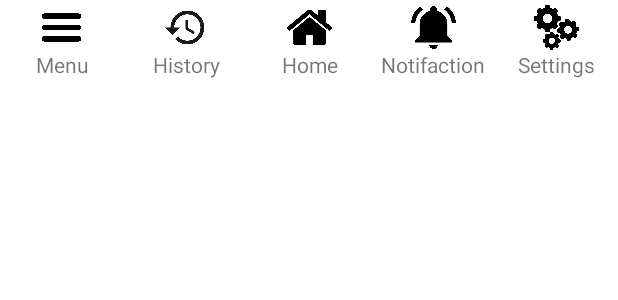
After one commit to tvp-github/cq2017_32_20_doan, an Android app: the layout menubar.xml on its own in the app's theme, with its tools: preview values and no code run, on a phone screen of 412 x 824 dp. The commit adds this screen. Shown: the top 300 px of the screen. Run offline under Robolectric (Android 15) with nearby library versions, the phone set to English and light mode, and no system bars.

Commit message:
+ add menubar and settings view

```diff
--- a/app/build.gradle
+++ b/app/build.gradle
@@ -43,4 +43,6 @@ dependencies {
     //Okhttp
     implementation 'com.squareup.okhttp:okhttp:2.5.0'
     implementation 'com.google.android.material:material:1.0.0'
+    //Circle image
+    implementation 'de.hdodenhof:circleimageview:2.1.0'
 }
--- a/app/src/main/res/layout/create_tour.xml
+++ b/app/src/main/res/layout/create_tour.xml
@@ -236,6 +236,6 @@
         android:textColor="@color/textColorPrimary"
         android:background="@drawable/style_btn_create_tour"/>
 
+</RelativeLayout>
 
-</RelativeLayout>
 </ScrollView>
--- /dev/null
+++ b/app/src/main/res/layout/menubar.xml
@@ -0,0 +1,115 @@
+<?xml version="1.0" encoding="utf-8"?>
+<LinearLayout xmlns:android="http://schemas.android.com/apk/res/android"
+    android:orientation="vertical" android:layout_width="match_parent"
+    android:layout_height="match_parent">
+    <LinearLayout
+        android:layout_width="match_parent"
+        android:layout_height="wrap_content"
+        android:layout_weight="1"
+        android:orientation="horizontal"
+        android:background="#FFFFFF"
+        android:layout_gravity="bottom"
+        android:paddingTop="3dp">
+
+        <LinearLayout
+            android:layout_width="match_parent"
+            android:layout_height="50dp"
+            android:layout_weight="1"
+            android:orientation="vertical">
+
+            <ImageButton
+                android:id="@+id/btnMenu"
+                android:layout_width="30dp"
+                android:layout_height="30dp"
+                android:layout_gravity="center_horizontal"
+                android:background="@drawable/menu" />
+
+            <TextView
+                android:layout_width="match_parent"
+                android:layout_height="wrap_content"
+                android:gravity="center"
+                android:text="Menu" />
+        </LinearLayout>
+
+        <LinearLayout
+            android:layout_width="match_parent"
+            android:layout_height="50dp"
+            android:orientation="vertical"
+            android:layout_weight="1">
+
+            <ImageButton
+                android:id="@+id/btnHistory"
+                android:layout_width="30dp"
+                android:layout_height="30dp"
+                android:layout_gravity="center_horizontal"
+                android:background="@drawable/history" />
+
+            <TextView
+                android:layout_width="match_parent"
+                android:layout_height="wrap_content"
+                android:text="History"
+                android:gravity="center"/>
+        </LinearLayout>
+
+        <LinearLayout
+            android:layout_width="match_parent"
+            android:layout_height="50dp"
+            android:orientation="vertical"
+            android:layout_weight="1">
+
+            <ImageButton
+                android:id="@+id/btnHome"
+                android:layout_width="30dp"
+                android:layout_height="30dp"
+                android:layout_gravity="center_horizontal"
+                android:background="@drawable/home_listtour"/>
+
+            <TextView
+                android:layout_width="match_parent"
+                android:layout_height="wrap_content"
+                android:text="Home"
+                android:gravity="center"/>
+        </LinearLayout>
+
+        <LinearLayout
+            android:layout_width="match_parent"
+            android:layout_height="50dp"
+            android:layout_weight="1"
+            android:orientation="vertical">
+
+            <ImageButton
+                android:id="@+id/btnNoti"
+                android:layout_width="30dp"
+                android:layout_height="30dp"
+                android:layout_gravity="center_horizontal"
+                android:background="@drawable/notification"/>
+
+            <TextView
+                android:layout_width="match_parent"
+                android:layout_height="wrap_content"
+                android:gravity="center"
+                android:text="Notifaction" />
+        </LinearLayout>
+
+        <LinearLayout
+            android:layout_width="match_parent"
+            android:layout_height="50dp"
+            android:orientation="vertical"
+            android:layout_weight="1">
+
+            <ImageButton
+                android:layout_width="30dp"
+                android:layout_height="30dp"
+                android:layout_gravity="center_horizontal"
+                android:background="@drawable/settings"/>
+
+            <TextView
+                android:id="@+id/btnSettings"
+                android:layout_width="match_parent"
+                android:layout_height="wrap_content"
+                android:gravity="center"
+                android:text="Settings" />
+        </LinearLayout>
+    </LinearLayout>
+
+</LinearLayout>
--- a/app/src/main/res/values/colors.xml
+++ b/app/src/main/res/values/colors.xml
@@ -7,6 +7,6 @@
     <color name="windowBackground">#ffffff</color>
     <color name="navigationBarColor">#000000</color>
     <color name="colorAccent">#FF80AB</color>
-    <color name="borderBackground">#646363</color>
+    <color name="borderBackground">#CECECE</color>
     <color name="windowBackgroundDark">#ededed</color>
 </resources>
```
Also changed, not shown: app/src/main/res/drawable/style_spinner.xml (added, +11 -0 lines), app/src/main/res/layout/list_tour.xml (+7 -108 lines), app/src/main/res/layout/settings.xml (added, +110 -0 lines).
